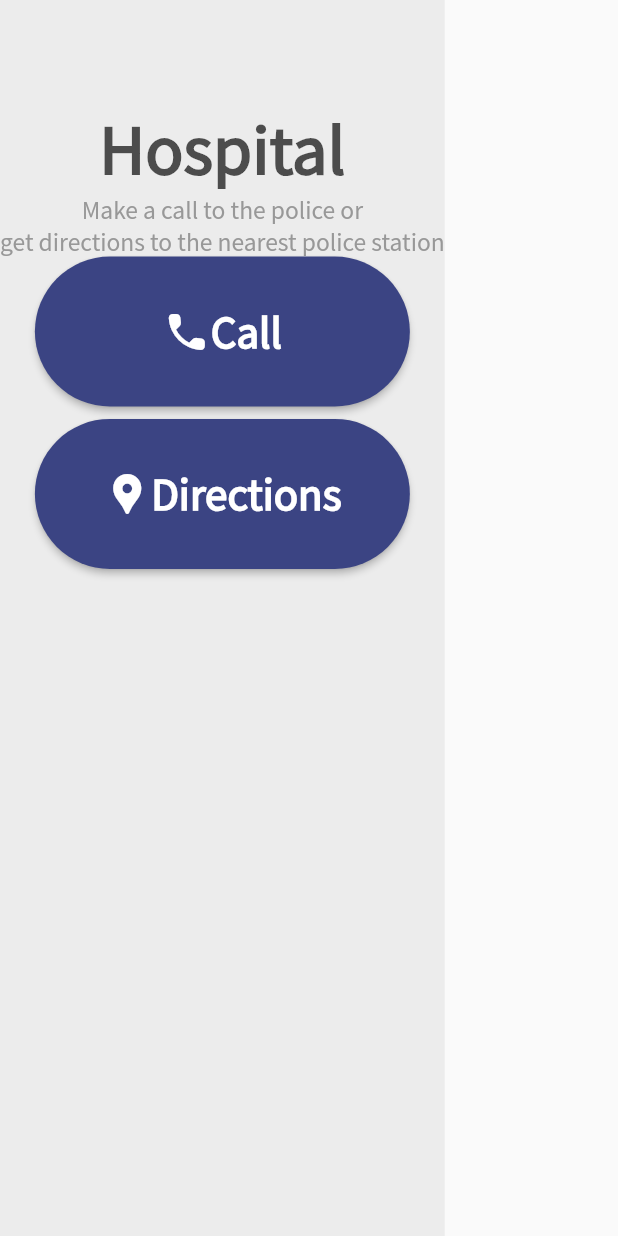
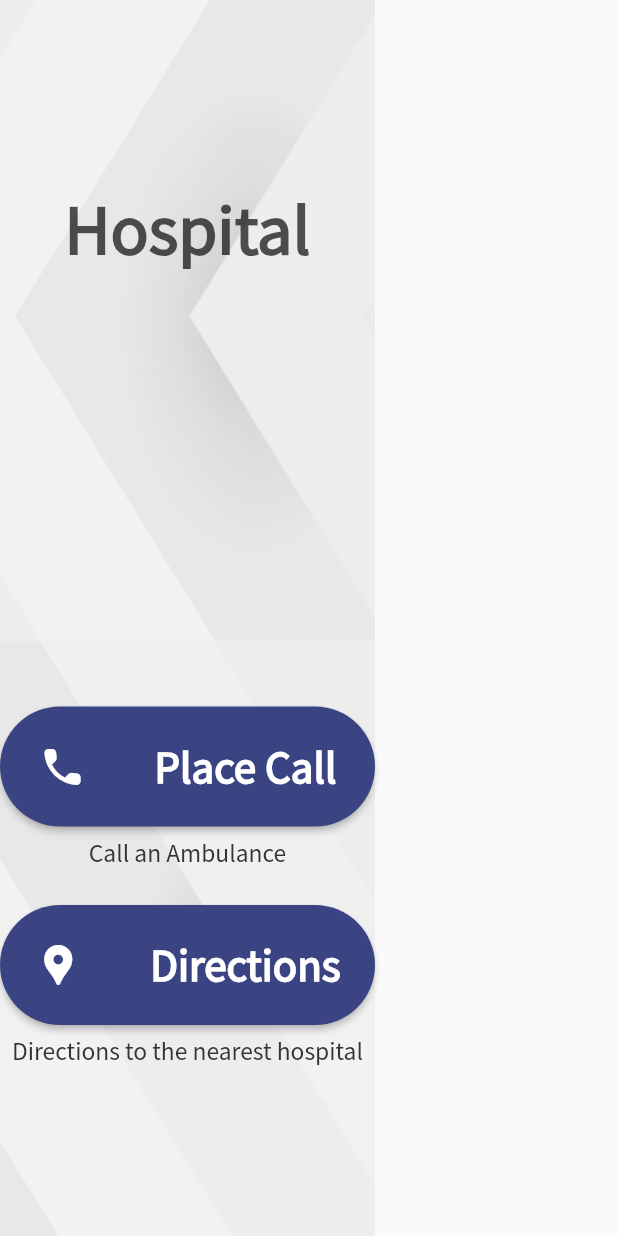
Before and after one commit to shobhitaa/Crime-Curber, a Flutter app: the HospitalBody widget shown alone on an empty page, opened directly, on a phone screen of 412 x 824 dp. Run offline on Flutter 3.47's test engine with Material 2 defaults, Android fonts, the phone set to English and light mode, and no system bars; our stand-ins replace camera, contacts_service, firebase_auth, firebase_core, firebase_database, firebase_storage and 7 more; missing offline and left inert: esys_flutter_share, geocoder, hypertrack_plugin, maps_launcher, sms_maintained, thumbnails; accounts and stored records are empty; network calls fail.

Commit message:
UI Tweaks in Police. Hospital And ShareLocation

```diff
--- a/lib/hospital.dart
+++ b/lib/hospital.dart
@@ -21,10 +21,16 @@ class _HospitalBodyState extends State<HospitalBody> {
   Widget build(BuildContext context) {
     Size size = MediaQuery.of(context).size;
     return Container(
-        color: light_gray_bg,
+        decoration: BoxDecoration(
+          color: const Color(0xFFECECEC),
+          image: DecorationImage(
+            image: AssetImage("assets/images/welc_bg.png"),
+            fit: BoxFit.fill,
+          ),
+        ),
         child: Column(
           children: <Widget>[
-            SizedBox(height: size.height * 0.085),
+            SizedBox(height: size.height * 0.15),
             Text("Hospital",
                 style: TextStyle(
                     fontFamily: 'SourceSansPro',
@@ -32,23 +38,10 @@ class _HospitalBodyState extends State<HospitalBody> {
                     color: const Color(0xba101010),
                     decoration: TextDecoration.none,
                     fontWeight: FontWeight.bold)),
-            Text("Make a call to the police or",
-                style: TextStyle(
-                    fontFamily: "SourceSansPro",
-                    fontSize: 17,
-                    decoration: TextDecoration.none,
-                    color: card_gray,
-                    fontWeight: FontWeight.normal)),
-            Text("get directions to the nearest police station",
-                style: TextStyle(
-                    fontFamily: "SourceSansPro",
-                    fontSize: 17,
-                    decoration: TextDecoration.none,
-                    color: card_gray,
-                    fontWeight: FontWeight.normal)),
+            SizedBox(height: size.height * 0.35),
             Container(
               width: 250,
-              height: 100,
+              height: 80,
               child: ElevatedButton(
                   onPressed: () {
                     customLaunch('tel:102');
@@ -64,7 +57,8 @@ class _HospitalBodyState extends State<HospitalBody> {
                         Icons.call_rounded,
                         size: 32,
                       ),
-                      Text("Call",
+                      SizedBox(width: size.width * 0.11),
+                      Text("Place Call",
                           style: TextStyle(
                               fontFamily: "SourceSansPro",
                               fontSize: 30,
@@ -72,10 +66,18 @@ class _HospitalBodyState extends State<HospitalBody> {
                     ],
                   )),
             ),
-            SizedBox(height: size.height * 0.01),
+            SizedBox(height: size.height * 0.008),
+            Text("Call an Ambulance",
+                style: TextStyle(
+                    fontFamily: "SourceSansPro",
+                    fontSize: 17,
+                    decoration: TextDecoration.none,
+                    color: dark_charcoal,
+                    fontWeight: FontWeight.normal)),
+            SizedBox(height: size.height * 0.03),
             Container(
               width: 250,
-              height: 100,
+              height: 80,
               child: ElevatedButton(
                   onPressed: () => MapsLauncher.launchQuery('Hospital'),
                   style: ElevatedButton.styleFrom(
@@ -89,6 +91,7 @@ class _HospitalBodyState extends State<HospitalBody> {
                         Icons.location_pin,
                         size: 32,
                       ),
+                      SizedBox(width: size.width * 0.11),
                       Text("Directions",
                           style: TextStyle(
                               fontFamily: "SourceSansPro",
@@ -96,7 +99,15 @@ class _HospitalBodyState extends State<HospitalBody> {
                               fontWeight: FontWeight.bold)),
                     ],
                   )),
-            )
+            ),
+            SizedBox(height: size.height * 0.008),
+            Text("Directions to the nearest hospital",
+                style: TextStyle(
+                    fontFamily: "SourceSansPro",
+                    fontSize: 17,
+                    decoration: TextDecoration.none,
+                    color: dark_charcoal,
+                    fontWeight: FontWeight.normal)),
           ],
         ));
   }
--- a/lib/main_screen.dart
+++ b/lib/main_screen.dart
@@ -177,7 +177,7 @@ class _MainViewState extends State<MainView> {
                   end: FractionalOffset.bottomCenter,)),
                 child: Text(
                   'SOS',
-                  style: TextStyle(fontSize: 44),
+                  style: TextStyle(fontSize: 50),
                 ),
               ),
             ),
--- a/lib/shareLiveLocation/sharelive.dart
+++ b/lib/shareLiveLocation/sharelive.dart
@@ -95,6 +95,7 @@ class _HyperTrackQuickStartState extends State<HyperTrackQuickStart> {
 
     Size size = MediaQuery.of(context).size;
       return Scaffold(
+      resizeToAvoidBottomInset: false,
       body: Container(
         decoration: BoxDecoration(
             image: DecorationImage(
@@ -104,7 +105,7 @@ class _HyperTrackQuickStartState extends State<HyperTrackQuickStart> {
           mainAxisAlignment: MainAxisAlignment.center,
           crossAxisAlignment: CrossAxisAlignment.center,
           children: [
-            SizedBox(height: size.height * 0.05),
+            SizedBox(height: size.height * 0.15),
             Text("Share Location",
                 style: TextStyle(
                     fontFamily: 'SourceSansPro',
@@ -163,7 +164,6 @@ class _HyperTrackQuickStartState extends State<HyperTrackQuickStart> {
             Row(
               mainAxisAlignment: MainAxisAlignment.spaceEvenly,
               children: [ ElevatedButton(
-
             child: Container(
             height: 90,
               width: 90,
--- a/pubspec.yaml
+++ b/pubspec.yaml
@@ -52,6 +52,7 @@ dependencies:
   geocoder: ^0.2.1
   location: ^2.3.5
   hypertrack_plugin:
+  flutter_shake_plugin:
   share:
   http:
   thumbnails:
```
Also changed, not shown: lib/police.dart (+35 -24 lines), pubspec.lock.
